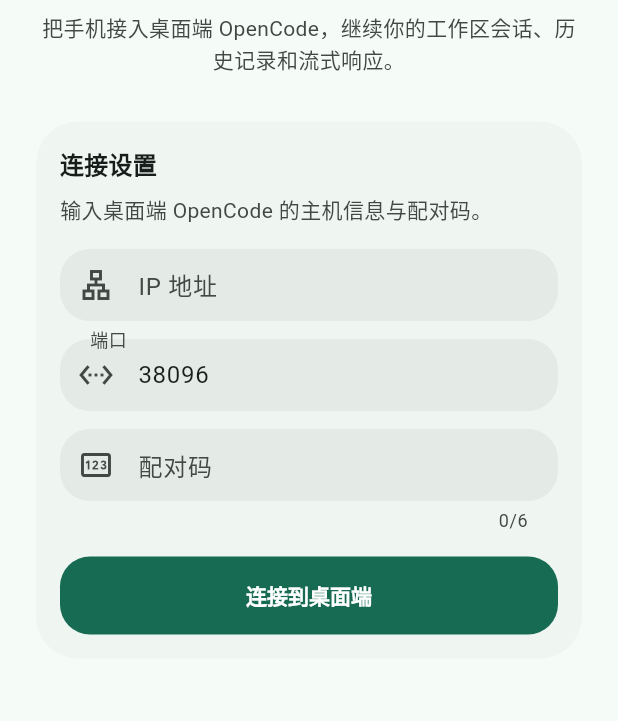
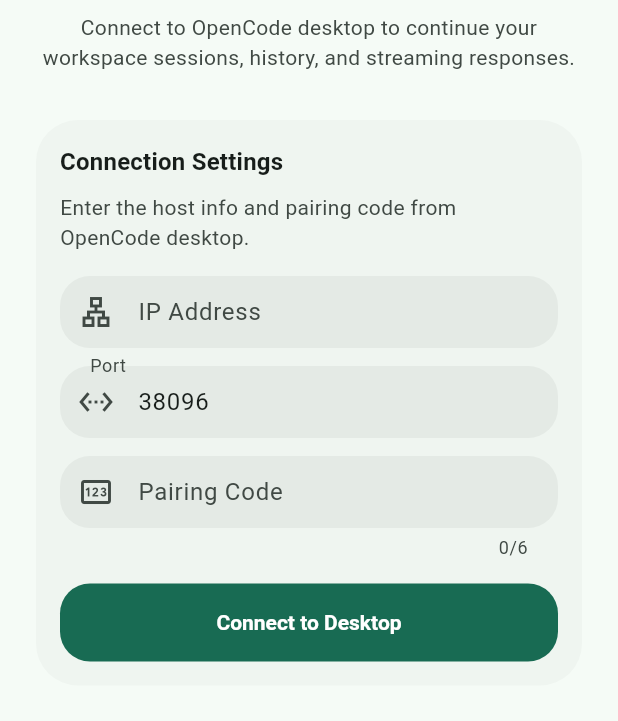
Before and after one commit to will-17173/opencode-go, a Flutter app: the screen it shows after launch, on a phone screen of 412 x 824 dp, the part 276-997 px from its top. Run offline on Flutter 3.47's test engine with Material 3 defaults, Android fonts, the phone set to English and light mode, and no system bars; our stand-ins replace dio, flutter_image_compress, flutter_markdown, flutter_riverpod, flutter_slidable, image_picker and 1 more.

Commit message:
feat(flutter): i18n for ConnectScreen and related widgets
- Replace hardcoded Chinese strings with l10n keys in connect_screen.dart
- Add i18n support to ConnectHeader, ConnectFormCard, and PairingCodeField
- Use AppLocalizations for all user-facing text

Co-Authored-By: Claude Opus 4.6 <noreply@anthropic.com>

```diff
--- a/apps/app/lib/screens/connect_screen.dart
+++ b/apps/app/lib/screens/connect_screen.dart
@@ -2,6 +2,7 @@ import 'package:flutter/material.dart';
 import 'package:flutter_riverpod/flutter_riverpod.dart';
 import 'package:shared_preferences/shared_preferences.dart';
 import 'package:dio/dio.dart';
+import 'package:opencode_go/l10n/app_localizations.dart';
 
 import '../providers/connection_provider.dart';
 import '../services/api_client.dart';
@@ -74,6 +75,7 @@ class _ConnectScreenState extends ConsumerState<ConnectScreen> {
   }
 
   Future<void> _connect() async {
+    final l10n = AppLocalizations.of(context)!;
     final ip = _ipController.text.trim();
     final port = _portController.text.trim();
     final code = _codeController.text.trim();
@@ -100,7 +102,7 @@ class _ConnectScreenState extends ConsumerState<ConnectScreen> {
           if (!mounted) return;
           setState(() {
             _loading = false;
-            _error = '连接失败，请检查 IP 和端口是否正确，以及 OpenCode Go 是否在运行';
+            _error = l10n.connectErrorFailed;
           });
           return;
         }
@@ -108,7 +110,7 @@ class _ConnectScreenState extends ConsumerState<ConnectScreen> {
         if (!mounted) return;
         setState(() {
           _loading = false;
-          _error = '连接失败，请检查 IP 和端口是否正确，以及 OpenCode Go 是否在运行';
+          _error = l10n.connectErrorFailed;
         });
         return;
       }
@@ -121,12 +123,12 @@ class _ConnectScreenState extends ConsumerState<ConnectScreen> {
         if (e.response?.statusCode == 401) {
           setState(() {
             _loading = false;
-            _error = '配对码错误，请重新输入';
+            _error = l10n.connectErrorCode;
           });
         } else {
           setState(() {
             _loading = false;
-            _error = '验证失败，请检查网络连接';
+            _error = l10n.connectErrorNetwork;
           });
         }
         return;
@@ -143,15 +145,16 @@ class _ConnectScreenState extends ConsumerState<ConnectScreen> {
       if (!mounted) return;
       setState(() {
         _loading = false;
-        _error = '连接失败，请检查 IP 和端口是否正确，以及 OpenCode Go 是否在运行';
+        _error = l10n.connectErrorFailed;
       });
     }
   }
 
   @override
   Widget build(BuildContext context) {
+    final l10n = AppLocalizations.of(context)!;
     if (!_initialized) {
-      return const Scaffold(body: AppLoadingState(message: '正在读取上次成功的连接配置'));
+      return Scaffold(body: AppLoadingState(message: l10n.connectLoadingConfig));
     }
 
     return AppScaffold(
@@ -165,8 +168,8 @@ class _ConnectScreenState extends ConsumerState<ConnectScreen> {
             children: [
               ServerHostField(
                 controller: _ipController,
-                labelText: 'IP 地址',
-                hintText: '例如：192.168.1.100',
+                labelText: l10n.connectIpLabel,
+                hintText: l10n.connectIpHint,
                 icon: Icons.lan_outlined,
                 keyboardType: TextInputType.url,
                 onSubmitted: (_) => _connect(),
@@ -174,8 +177,8 @@ class _ConnectScreenState extends ConsumerState<ConnectScreen> {
               const SizedBox(height: AppSpacing.md),
               ServerHostField(
                 controller: _portController,
-                labelText: '端口',
-                hintText: '38096',
+                labelText: l10n.connectPortLabel,
+                hintText: l10n.connectPortHint,
                 icon: Icons.settings_ethernet,
                 keyboardType: TextInputType.number,
                 onSubmitted: (_) => _connect(),
@@ -198,7 +201,7 @@ class _ConnectScreenState extends ConsumerState<ConnectScreen> {
                         width: 20,
                         child: CircularProgressIndicator(strokeWidth: 2),
                       )
-                    : const Text('连接到桌面端'),
+                    : Text(l10n.connectButton),
               ),
             ],
           ),
--- a/apps/app/lib/widgets/connect/connect_form_card.dart
+++ b/apps/app/lib/widgets/connect/connect_form_card.dart
@@ -1,4 +1,5 @@
 import 'package:flutter/material.dart';
+import 'package:opencode_go/l10n/app_localizations.dart';
 
 import '../../theme/app_spacing.dart';
 import '../common/app_section.dart';
@@ -13,12 +14,13 @@ class ConnectFormCard extends StatelessWidget {
 
   @override
   Widget build(BuildContext context) {
+    final l10n = AppLocalizations.of(context)!;
     return Card(
       child: Padding(
         padding: AppSpacing.cardContentPadding,
         child: AppSection(
-          title: '连接设置',
-          description: '输入桌面端 OpenCode 的主机信息与配对码。',
+          title: l10n.connectFormTitle,
+          description: l10n.connectFormDesc,
           child: Column(
             crossAxisAlignment: CrossAxisAlignment.stretch,
             children: children,
--- a/apps/app/lib/widgets/connect/connect_header.dart
+++ b/apps/app/lib/widgets/connect/connect_header.dart
@@ -1,4 +1,5 @@
 import 'package:flutter/material.dart';
+import 'package:opencode_go/l10n/app_localizations.dart';
 
 import '../../theme/app_spacing.dart';
 
@@ -7,6 +8,7 @@ class ConnectHeader extends StatelessWidget {
 
   @override
   Widget build(BuildContext context) {
+    final l10n = AppLocalizations.of(context)!;
     final colorScheme = Theme.of(context).colorScheme;
     final textTheme = Theme.of(context).textTheme;
 
@@ -29,7 +31,7 @@ class ConnectHeader extends StatelessWidget {
         ),
         const SizedBox(height: AppSpacing.sm),
         Text(
-          '把手机接入桌面端 OpenCode，继续你的工作区会话、历史记录和流式响应。',
+          l10n.connectSubtitle,
           style: textTheme.bodyMedium?.copyWith(
             color: colorScheme.onSurfaceVariant,
           ),
--- a/apps/app/lib/widgets/connect/pairing_code_field.dart
+++ b/apps/app/lib/widgets/connect/pairing_code_field.dart
@@ -1,4 +1,5 @@
 import 'package:flutter/material.dart';
+import 'package:opencode_go/l10n/app_localizations.dart';
 
 class PairingCodeField extends StatelessWidget {
   final TextEditingController controller;
@@ -12,15 +13,16 @@ class PairingCodeField extends StatelessWidget {
 
   @override
   Widget build(BuildContext context) {
+    final l10n = AppLocalizations.of(context)!;
     return TextField(
       controller: controller,
       keyboardType: TextInputType.number,
       maxLength: 6,
       onSubmitted: onSubmitted,
-      decoration: const InputDecoration(
-        labelText: '配对码',
-        hintText: '6 位数字',
-        prefixIcon: Icon(Icons.pin_outlined),
+      decoration: InputDecoration(
+        labelText: l10n.connectPairingCode,
+        hintText: l10n.connectPairingCodeHint,
+        prefixIcon: const Icon(Icons.pin_outlined),
       ),
     );
   }
```
